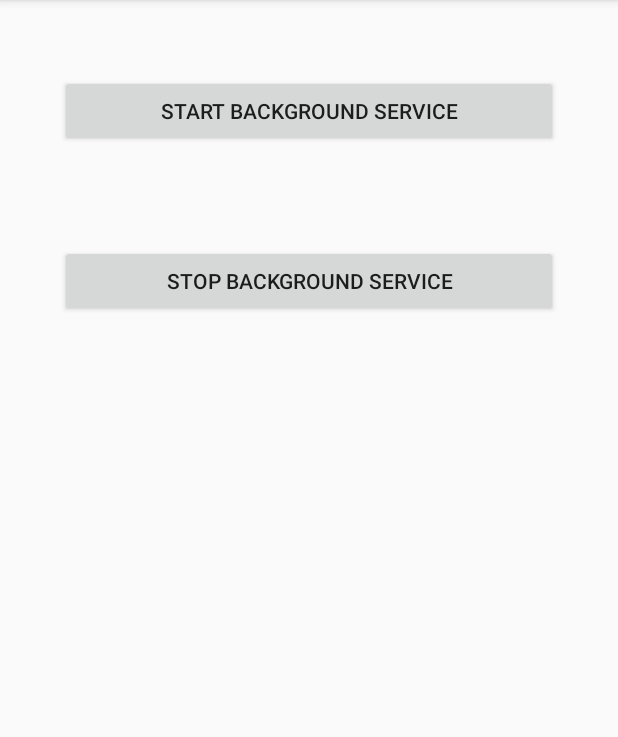
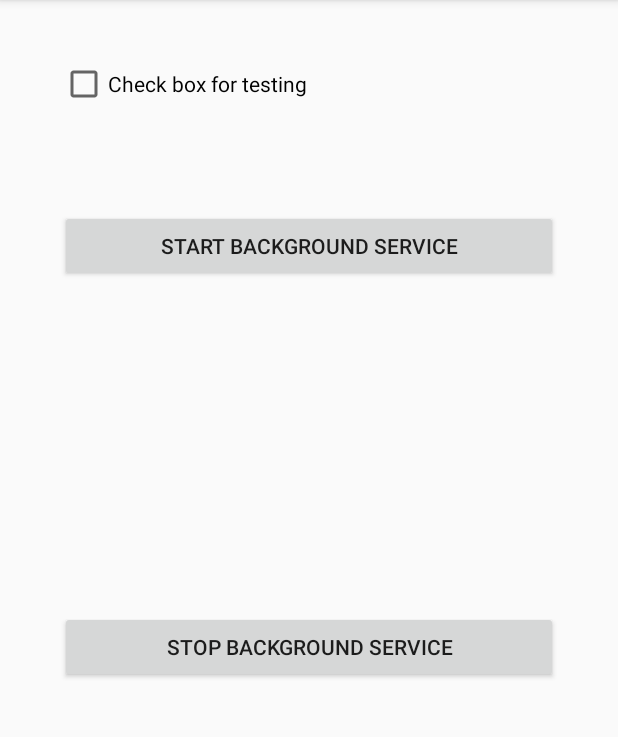
Before and after one commit to rohanbhatia56/learningApplication, an Android app: the screen it shows after launch (MainActivity), on a phone screen of 412 x 824 dp, the part 84-821 px from its top. Run offline under Robolectric (Android 15) with nearby library versions, the phone set to English and light mode, and no system bars.

```diff
--- a/app/src/main/res/layout/activity_main.xml
+++ b/app/src/main/res/layout/activity_main.xml
@@ -8,11 +8,16 @@
     android:padding="40dp"
     tools:context=".MainActivity">
 
+    <CheckBox
+        android:layout_width="wrap_content"
+        android:layout_height="wrap_content"
+        android:text="Check box for testing"/>
+
     <Button
         android:id="@+id/btnStartStartedService"
         android:layout_width="match_parent"
         android:layout_height="wrap_content"
-        android:layout_marginTop="10dp"
+        android:layout_marginTop="100dp"
         android:onClick="startBackgroundService"
         android:text="Start Background Service" />
 
@@ -21,7 +26,7 @@
         android:layout_width="match_parent"
         android:layout_height="wrap_content"
         android:layout_alignTop="@+id/btnStartStartedService"
-        android:layout_marginTop="113dp"
+        android:layout_marginTop="267dp"
         android:onClick="stopBackgroundService"
         android:text="Stop Background Service" />
 
```
Also changed, not shown: app/src/main/java/com/upstream/learningapplication/MyBackgroundService.java (+55 -5 lines).
